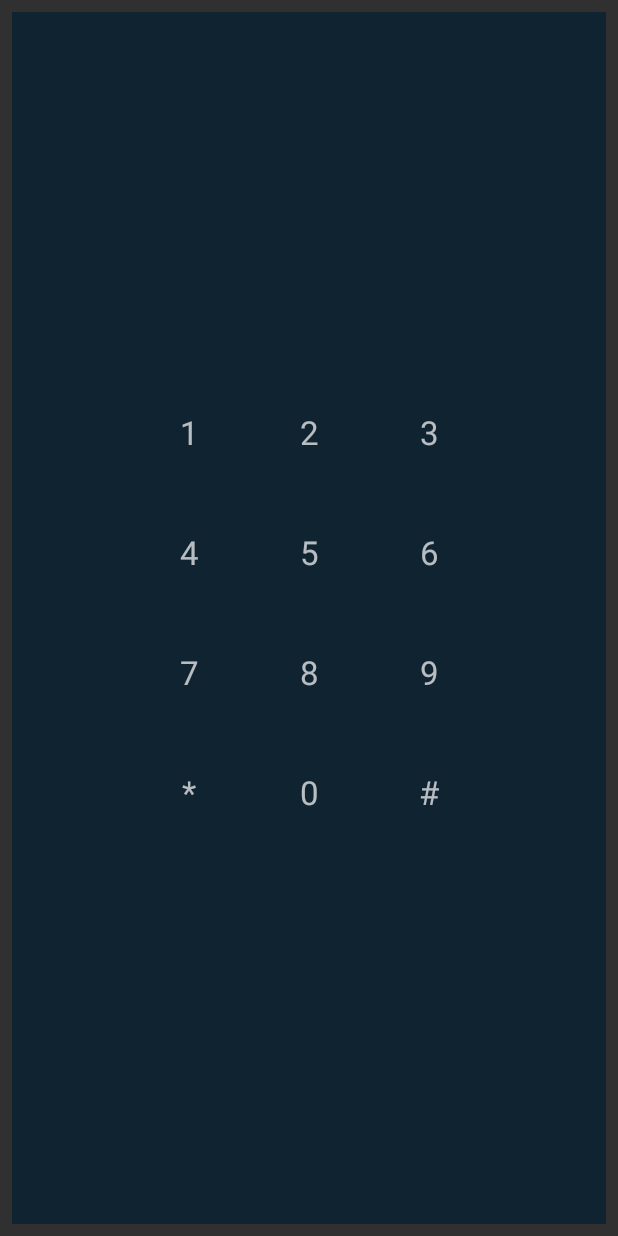
After one commit to Ronelg/Tikal_Doorbell, an Android app: the layout keypad_activity.xml on its own in the app's theme, with its tools: preview values and no code run, on a phone screen of 412 x 824 dp. The commit adds this screen. Run offline under Robolectric (Android 15) with nearby library versions, the phone set to English and light mode, and no system bars.

Commit message:
refactor to androidx

```diff
--- a/build.gradle
+++ b/build.gradle
@@ -1,13 +1,13 @@
 // Top-level build file where you can add configuration options common to all sub-projects/modules.
 
 buildscript {
-    ext.kotlin_version = '1.2.71'
+    ext.kotlin_version = '1.3.10'
     repositories {
         google()
         jcenter()
     }
     dependencies {
-        classpath 'com.android.tools.build:gradle:3.2.1'
+        classpath 'com.android.tools.build:gradle:3.4.0-alpha04'
         classpath "org.jetbrains.kotlin:kotlin-gradle-plugin:$kotlin_version"
         classpath 'com.google.gms:google-services:4.0.1'
 
--- a/gradle.properties
+++ b/gradle.properties
@@ -6,6 +6,8 @@
 # http://www.gradle.org/docs/current/userguide/build_environment.html
 # Specifies the JVM arguments used for the daemon process.
 # The setting is particularly useful for tweaking memory settings.
+android.enableJetifier=true
+android.useAndroidX=true
 org.gradle.jvmargs=-Xmx1536m
 # When configured, Gradle will run in incubating parallel mode.
 # This option should only be used with decoupled projects. More details, visit
--- a/things/src/main/java/com/tikal/doorbell/android/MainActivity.kt
+++ b/things/src/main/java/com/tikal/doorbell/android/MainActivity.kt
@@ -2,7 +2,7 @@ package com.tikal.doorbell.android
 
 import android.media.MediaPlayer
 import android.os.Bundle
-import android.support.v7.app.AppCompatActivity
+import androidx.appcompat.app.AppCompatActivity
 import android.view.KeyEvent
 import com.tikal.doorbell.android.screens.keypad.KeypadFragment
 import com.tikal.doorbell.hw.DoorBellButton
--- a/things/src/main/java/com/tikal/doorbell/android/screens/keypad/KeypadFragment.kt
+++ b/things/src/main/java/com/tikal/doorbell/android/screens/keypad/KeypadFragment.kt
@@ -18,7 +18,7 @@ import kotlinx.android.synthetic.main.keypad.*
  * A simple [Fragment] subclass.
  *
  */
-class KeypadFragment : android.support.v4.app.Fragment(), KeypadContract.View {
+class KeypadFragment : androidx.fragment.app.Fragment(), KeypadContract.View {
 
 
     companion object {
--- /dev/null
+++ b/things/src/main/res/layout/keypad_activity.xml
@@ -0,0 +1,19 @@
+<?xml version="1.0" encoding="utf-8"?>
+<androidx.constraintlayout.widget.ConstraintLayout xmlns:android="http://schemas.android.com/apk/res/android"
+    android:layout_width="match_parent"
+    android:layout_height="match_parent"
+    xmlns:app="http://schemas.android.com/apk/res-auto">
+
+    <include
+        layout="@layout/keypad"
+        android:layout_width="0dp"
+        android:layout_height="0dp"
+        android:layout_marginStart="8dp"
+        android:layout_marginTop="8dp"
+        android:layout_marginEnd="8dp"
+        android:layout_marginBottom="8dp"
+        app:layout_constraintBottom_toBottomOf="parent"
+        app:layout_constraintEnd_toEndOf="parent"
+        app:layout_constraintStart_toStartOf="parent"
+        app:layout_constraintTop_toTopOf="parent" />
+</androidx.constraintlayout.widget.ConstraintLayout>
```
Also changed, not shown: things/build.gradle (+7 -7 lines), things/src/main/java/com/tikal/doorbell/android/ui/KeypadActivity.kt (added, +13 -0 lines), gradle/wrapper/gradle-wrapper.properties, 1 other file.
